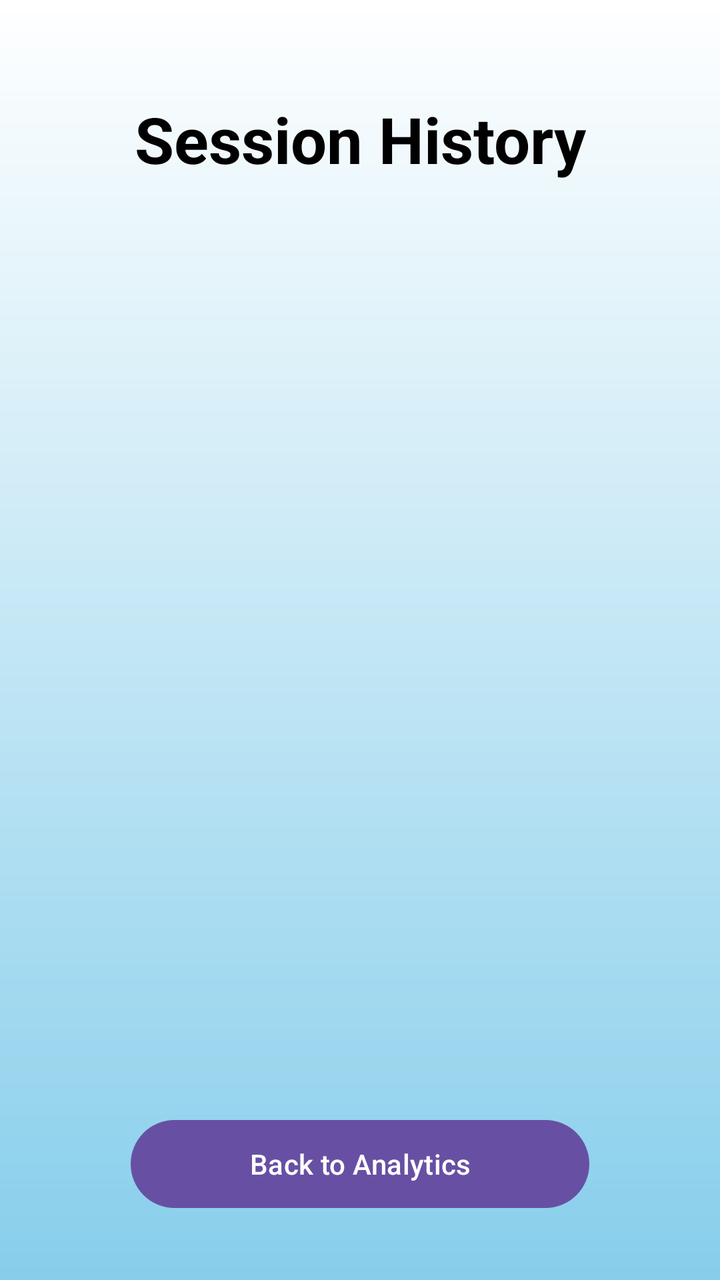
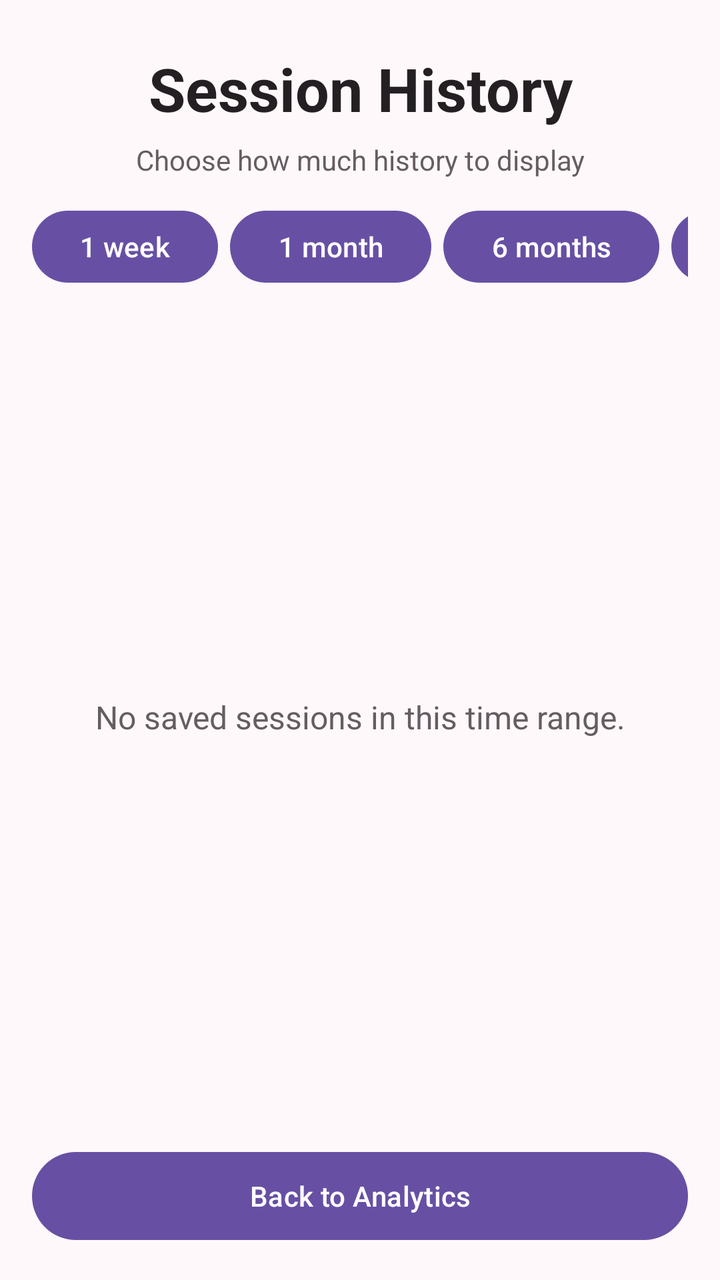

Screens rendered from an Android XML layout before and after an edit, with the pre-edit source and the edit as a unified diff.
<!-- AndroidManifest.xml: application theme Theme.Zone -->
<!-- res/layout/session_history.xml -->
<?xml version="1.0" encoding="utf-8"?>
<androidx.constraintlayout.widget.ConstraintLayout xmlns:android="http://schemas.android.com/apk/res/android"
    xmlns:app="http://schemas.android.com/apk/res-auto"
    xmlns:tools="http://schemas.android.com/tools"
    android:layout_width="match_parent"
    android:layout_height="match_parent"
    android:padding="16dp">

    <TextView
        android:id="@+id/historyTitle"
        android:layout_width="wrap_content"
        android:layout_height="wrap_content"
        android:layout_marginTop="32dp"
        android:text="Session History"
        android:textColor="@color/black"
        android:textSize="32sp"
        android:textStyle="bold"
        app:layout_constraintEnd_toEndOf="parent"
        app:layout_constraintStart_toStartOf="parent"
        app:layout_constraintTop_toTopOf="parent" />

    <androidx.recyclerview.widget.RecyclerView
        android:id="@+id/sessionRecyclerView"
        android:layout_width="0dp"
        android:layout_height="0dp"
        android:layout_marginTop="16dp"
        android:layout_marginBottom="16dp"
        app:layout_constraintBottom_toTopOf="@+id/backButton"
        app:layout_constraintEnd_toEndOf="parent"
        app:layout_constraintStart_toStartOf="parent"
        app:layout_constraintTop_toBottomOf="@id/historyTitle"
        tools:listitem="@android:layout/simple_list_item_1" />

    <Button
        android:id="@+id/backButton"
        android:layout_width="0dp"
        android:layout_height="52dp"
        android:layout_marginBottom="16dp"
        android:text="Back to Analytics"
        app:layout_constraintBottom_toBottomOf="parent"
        app:layout_constraintEnd_toEndOf="parent"
        app:layout_constraintStart_toStartOf="parent"
        app:layout_constraintWidth_percent="0.7" />

</androidx.constraintlayout.widget.ConstraintLayout>
<!-- resources referenced by this layout -->
<resources>
  <color name="black">#FF000000</color>
  <style name="Theme.Zone" parent="Base.Theme.Zone" />
  <style name="Base.Theme.Zone" parent="Theme.Material3.Light">
          <item name="colorPrimary">@color/zone_primary</item>
          <item name="colorOnPrimary">@color/white</item>
          <item name="colorSecondary">@color/zone_heart</item>
          <item name="colorSurface">@color/white</item>
          <item name="colorSurfaceContainer">@color/zone_surface</item>
          <item name="colorOnSurface">@color/zone_text_primary</item>
          <item name="android:colorAccent">@color/zone_primary</item>
          <item name="android:textColorPrimary">@color/zone_text_primary</item>
          <item name="android:textColorSecondary">@color/zone_text_secondary</item>
          <item name="android:navigationBarColor">@color/white</item>
          <item name="android:statusBarColor">@color/zone_primary</item>
          <item name="android:windowLightStatusBar">false</item>
          <item name="android:windowBackground">@drawable/background_gradient</item>
      </style>
  <color name="zone_primary">#6750A4</color>
  <color name="white">#FFFFFFFF</color>
  <color name="zone_heart">#D8325A</color>
  <color name="zone_surface">#FFF1F4</color>
  <color name="zone_text_primary">#231F22</color>
  <color name="zone_text_secondary">#655D62</color>
  <!-- drawable background_gradient (drawable) -->
  <?xml version="1.0" encoding="utf-8"?>
  <shape xmlns:android="http://schemas.android.com/apk/res/android"
      android:shape="rectangle">
      <gradient
          android:startColor="@color/white"
          android:endColor="@color/sky_blue"
          android:angle="270" />
  </shape>
  <color name="sky_blue">#87CEEB</color>
</resources>

<!-- the commit's change to res/layout/session_history.xml (unified diff, before → after) -->
@@ -1,45 +1,132 @@
 <?xml version="1.0" encoding="utf-8"?>
-<androidx.constraintlayout.widget.ConstraintLayout xmlns:android="http://schemas.android.com/apk/res/android"
-    xmlns:app="http://schemas.android.com/apk/res-auto"
+<LinearLayout xmlns:android="http://schemas.android.com/apk/res/android"
     xmlns:tools="http://schemas.android.com/tools"
     android:layout_width="match_parent"
     android:layout_height="match_parent"
-    android:padding="16dp">
+    android:background="@color/zone_background"
+    android:orientation="vertical"
+    android:paddingStart="16dp"
+    android:paddingTop="24dp"
+    android:paddingEnd="16dp"
+    android:paddingBottom="16dp">
 
     <TextView
         android:id="@+id/historyTitle"
-        android:layout_width="wrap_content"
+        android:layout_width="match_parent"
         android:layout_height="wrap_content"
-        android:layout_marginTop="32dp"
+        android:gravity="center"
         android:text="Session History"
-        android:textColor="@color/black"
-        android:textSize="32sp"
-        android:textStyle="bold"
-        app:layout_constraintEnd_toEndOf="parent"
-        app:layout_constraintStart_toStartOf="parent"
-        app:layout_constraintTop_toTopOf="parent" />
+        android:textColor="@color/zone_text_primary"
+        android:textSize="30sp"
+        android:textStyle="bold" />
 
-    <androidx.recyclerview.widget.RecyclerView
-        android:id="@+id/sessionRecyclerView"
-        android:layout_width="0dp"
+    <TextView
+        android:layout_width="match_parent"
+        android:layout_height="wrap_content"
+        android:layout_marginTop="6dp"
+        android:gravity="center"
+        android:text="Choose how much history to display"
+        android:textColor="@color/zone_text_secondary" />
+
+    <HorizontalScrollView
+        android:layout_width="match_parent"
+        android:layout_height="wrap_content"
+        android:layout_marginTop="12dp"
+        android:fillViewport="true"
+        android:scrollbars="none">
+
+        <LinearLayout
+            android:layout_width="wrap_content"
+            android:layout_height="wrap_content"
+            android:orientation="horizontal">
+
+            <Button
+                android:id="@+id/historyWeekButton"
+                android:layout_width="wrap_content"
+                android:layout_height="44dp"
+                android:text="1 week" />
+            <Button
+                android:id="@+id/historyMonthButton"
+                android:layout_width="wrap_content"
+                android:layout_height="44dp"
+                android:layout_marginStart="6dp"
+                android:text="1 month" />
+            <Button
+                android:id="@+id/historySixMonthsButton"
+                android:layout_width="wrap_content"
+                android:layout_height="44dp"
+                android:layout_marginStart="6dp"
+                android:text="6 months" />
+            <Button
+                android:id="@+id/historyAllButton"
+                android:layout_width="wrap_content"
+                android:layout_height="44dp"
+                android:layout_marginStart="6dp"
+                android:text="All" />
+        </LinearLayout>
+    </HorizontalScrollView>
+
+    <FrameLayout
+        android:layout_width="match_parent"
         android:layout_height="0dp"
-        android:layout_marginTop="16dp"
-        android:layout_marginBottom="16dp"
-        app:layout_constraintBottom_toTopOf="@+id/backButton"
-        app:layout_constraintEnd_toEndOf="parent"
-        app:layout_constraintStart_toStartOf="parent"
-        app:layout_constraintTop_toBottomOf="@id/historyTitle"
-        tools:listitem="@android:layout/simple_list_item_1" />
+        android:layout_marginTop="12dp"
+        android:layout_weight="1">
+
+        <androidx.recyclerview.widget.RecyclerView
+            android:id="@+id/sessionRecyclerView"
+            android:layout_width="match_parent"
+            android:layout_height="match_parent"
+            tools:listitem="@layout/item_session_history" />
+
+        <TextView
+            android:id="@+id/historyEmptyText"
+            android:layout_width="match_parent"
+            android:layout_height="match_parent"
+            android:gravity="center"
+            android:padding="24dp"
+            android:text="No saved sessions in this time range."
+            android:textColor="@color/zone_text_secondary"
+            android:textSize="16sp" />
+    </FrameLayout>
 
     <Button
         android:id="@+id/backButton"
-        android:layout_width="0dp"
+        android:layout_width="match_parent"
         android:layout_height="52dp"
-        android:layout_marginBottom="16dp"
-        android:text="Back to Analytics"
-        app:layout_constraintBottom_toBottomOf="parent"
-        app:layout_constraintEnd_toEndOf="parent"
-        app:layout_constraintStart_toStartOf="parent"
-        app:layout_constraintWidth_percent="0.7" />
+        android:layout_marginTop="12dp"
+        android:text="Back to Analytics" />
+</LinearLayout>
+<!-- res/layout/item_session_history.xml (included above) -->
+<?xml version="1.0" encoding="utf-8"?>
+<androidx.cardview.widget.CardView xmlns:android="http://schemas.android.com/apk/res/android"
+    xmlns:app="http://schemas.android.com/apk/res-auto"
+    android:layout_width="match_parent"
+    android:layout_height="wrap_content"
+    android:layout_marginVertical="4dp"
+    app:cardCornerRadius="8dp"
+    app:cardElevation="2dp">
 
-</androidx.constraintlayout.widget.ConstraintLayout>
+    <LinearLayout
+        android:layout_width="match_parent"
+        android:layout_height="wrap_content"
+        android:orientation="vertical"
+        android:padding="16dp">
+
+        <TextView
+            android:id="@+id/sessionDateTime"
+            android:layout_width="match_parent"
+            android:layout_height="wrap_content"
+            android:textColor="@color/black"
+            android:textSize="18sp"
+            android:textStyle="bold"
+            android:text="Date &amp; Time" />
+
+        <TextView
+            android:id="@+id/sessionSummary"
+            android:layout_width="match_parent"
+            android:layout_height="wrap_content"
+            android:layout_marginTop="4dp"
+            android:textColor="@color/zone_text_secondary"
+            android:text="Duration: 00:00 | Avg HR: 0" />
+    </LinearLayout>
+</androidx.cardview.widget.CardView>
<!-- resource entries referenced after the edit -->
@@ -1,6 +1,7 @@
 <!-- resources referenced by this layout -->
 <resources>
   <color name="black">#FF000000</color>
+  <color name="zone_background">#FFF8FA</color>
   <style name="Theme.Zone" parent="Base.Theme.Zone" />
   <style name="Base.Theme.Zone" parent="Theme.Material3.Light">
           <item name="colorPrimary">@color/zone_primary</item>
